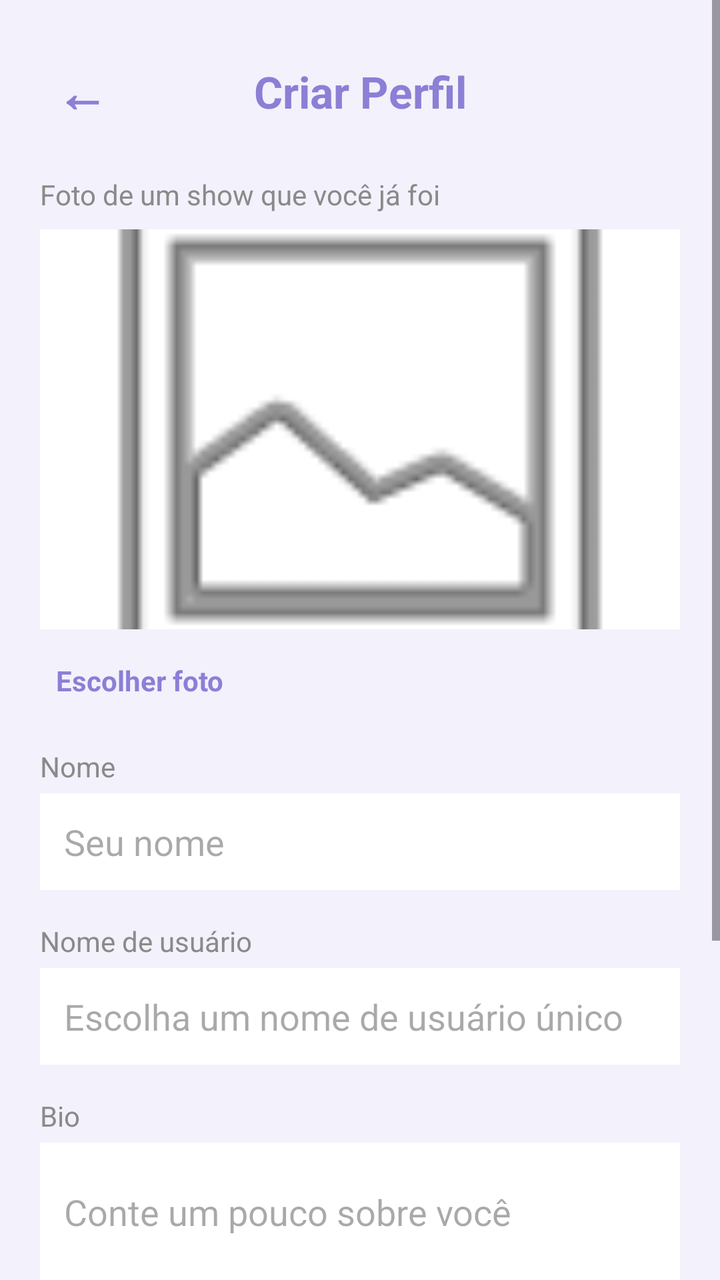
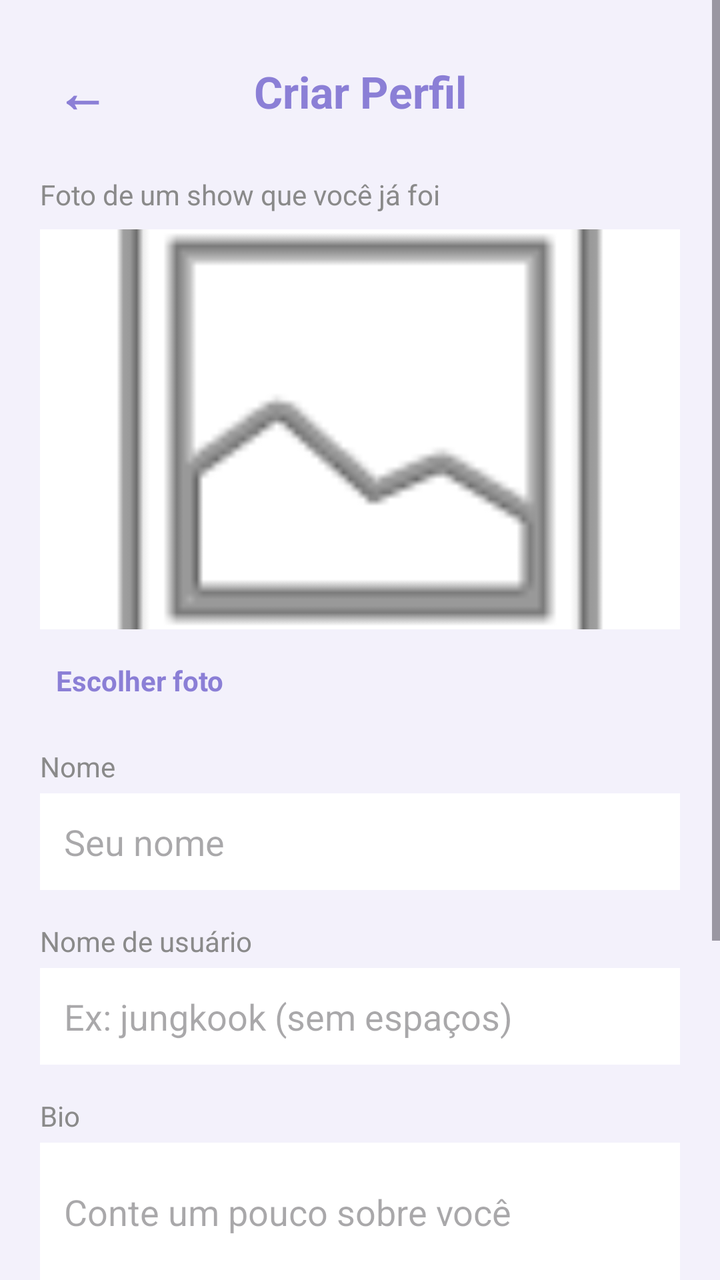

Two renders of the same Android screen: before a commit and after it. Below are the layout's source before the change and the commit's diff.
<!-- AndroidManifest.xml: activity theme Theme.MeetBeat -->
<!-- res/layout/activity_cadastro.xml -->
<?xml version="1.0" encoding="utf-8"?>
<ScrollView xmlns:android="http://schemas.android.com/apk/res/android"
    android:layout_width="match_parent"
    android:layout_height="match_parent"
    android:background="@color/purple_light">

    <LinearLayout
        android:layout_width="match_parent"
        android:layout_height="wrap_content"
        android:orientation="vertical"
        android:padding="20dp">

        <LinearLayout
            android:layout_width="match_parent"
            android:layout_height="wrap_content"
            android:orientation="horizontal"
            android:gravity="center_vertical"
            android:paddingBottom="16dp">

            <TextView
                android:id="@+id/btnVoltarCadastro"
                android:layout_width="wrap_content"
                android:layout_height="wrap_content"
                android:text="←"
                android:textSize="26sp"
                android:textColor="@color/purple_primary"
                android:textStyle="bold"
                android:padding="8dp"
                android:clickable="true"
                android:focusable="true" />

            <TextView
                android:layout_width="0dp"
                android:layout_height="wrap_content"
                android:layout_weight="1"
                android:text="Criar Perfil"
                android:textColor="@color/purple_primary"
                android:textSize="22sp"
                android:textStyle="bold"
                android:gravity="center" />

            <View
                android:layout_width="42dp"
                android:layout_height="1dp" />

        </LinearLayout>

        
        <TextView
            android:layout_width="wrap_content"
            android:layout_height="wrap_content"
            android:text="Foto de um show que você já foi"
            android:textColor="@color/text_gray"
            android:textSize="14sp" />

        <ImageView
            android:id="@+id/imageFotoSelecionada"
            android:layout_width="match_parent"
            android:layout_height="200dp"
            android:layout_marginTop="8dp"
            android:background="@color/card_background"
            android:scaleType="centerCrop"
            android:src="@android:drawable/ic_menu_gallery" />

        <TextView
            android:id="@+id/btnEscolherFoto"
            android:layout_width="wrap_content"
            android:layout_height="wrap_content"
            android:layout_marginTop="8dp"
            android:text="Escolher foto"
            android:textColor="@color/purple_primary"
            android:textStyle="bold"
            android:padding="8dp"
            android:clickable="true"
            android:focusable="true" />

        
        <TextView
            android:layout_width="wrap_content"
            android:layout_height="wrap_content"
            android:layout_marginTop="16dp"
            android:text="Nome"
            android:textColor="@color/text_gray"
            android:textSize="14sp" />

        <EditText
            android:id="@+id/editNome"
            android:layout_width="match_parent"
            android:layout_height="wrap_content"
            android:background="@color/card_background"
            android:padding="12dp"
            android:layout_marginTop="4dp"
            android:hint="Seu nome" />

        
        <TextView
            android:layout_width="wrap_content"
            android:layout_height="wrap_content"
            android:layout_marginTop="16dp"
            android:text="Nome de usuário"
            android:textColor="@color/text_gray"
            android:textSize="14sp" />

        <EditText
            android:id="@+id/editUsername"
            android:layout_width="match_parent"
            android:layout_height="wrap_content"
            android:background="@color/card_background"
            android:padding="12dp"
            android:layout_marginTop="4dp"
            android:hint="Escolha um nome de usuário único"
            android:inputType="text" />

        
        <TextView
            android:layout_width="wrap_content"
            android:layout_height="wrap_content"
            android:layout_marginTop="16dp"
            android:text="Bio"
            android:textColor="@color/text_gray"
            android:textSize="14sp" />

        <EditText
            android:id="@+id/editBio"
            android:layout_width="match_parent"
            android:layout_height="wrap_content"
            android:background="@color/card_background"
            android:padding="12dp"
            android:layout_marginTop="4dp"
            android:hint="Conte um pouco sobre você"
            android:minLines="2" />

        
        <TextView
            android:layout_width="wrap_content"
            android:layout_height="wrap_content"
            android:layout_marginTop="16dp"
            android:text="Senha"
            android:textColor="@color/text_gray"
            android:textSize="14sp" />

        <EditText
            android:id="@+id/editSenhaCadastro"
            android:layout_width="match_parent"
            android:layout_height="wrap_content"
            android:background="@color/card_background"
            android:padding="12dp"
            android:layout_marginTop="4dp"
            android:hint="Crie uma senha"
            android:inputType="textPassword" />

        
        <TextView
            android:layout_width="wrap_content"
            android:layout_height="wrap_content"
            android:layout_marginTop="20dp"
            android:text="Estilos musicais favoritos"
            android:textColor="@color/text_gray"
            android:textSize="14sp" />

        <LinearLayout
            android:id="@+id/containerGeneros"
            android:layout_width="match_parent"
            android:layout_height="wrap_content"
            android:orientation="vertical"
            android:layout_marginTop="8dp" />

        
        <TextView
            android:id="@+id/btnSalvarCadastro"
            android:layout_width="match_parent"
            android:layout_height="52dp"
            android:layout_marginTop="24dp"
            android:background="@drawable/bg_button_accept"
            android:gravity="center"
            android:text="Criar perfil"
            android:textColor="#27AE60"
            android:textStyle="bold"
            android:textSize="16sp"
            android:clickable="true"
            android:focusable="true" />

    </LinearLayout>

</ScrollView>
<!-- resources referenced by this layout -->
<resources>
  <color name="card_background">#FFFFFF</color>
  <color name="purple_light">#F3F1FB</color>
  <color name="purple_primary">#8B7FD6</color>
  <color name="text_gray">#8A8A8A</color>
  <!-- drawable bg_button_accept (drawable) -->
  <?xml version="1.0" encoding="utf-8"?>
  <shape xmlns:android="http://schemas.android.com/apk/res/android"
      android:shape="rectangle">
      <solid android:color="@color/accept_green" />
      <corners android:radius="16dp" />
  </shape>
  <style name="Theme.MeetBeat" parent="Base.Theme.MeetBeat" />
  <color name="accept_green">#B8E6B8</color>
  <style name="Base.Theme.MeetBeat" parent="Theme.Material3.DayNight.NoActionBar">
          
          
      </style>
</resources>

<!-- the commit's change to res/layout/activity_cadastro.xml (unified diff, before → after) -->
@@ -108,8 +108,7 @@
             android:background="@color/card_background"
             android:padding="12dp"
             android:layout_marginTop="4dp"
-            android:hint="Escolha um nome de usuário único"
-            android:inputType="text" />
+            android:hint="Ex: jungkook (sem espaços)" />
 
         
         <TextView
